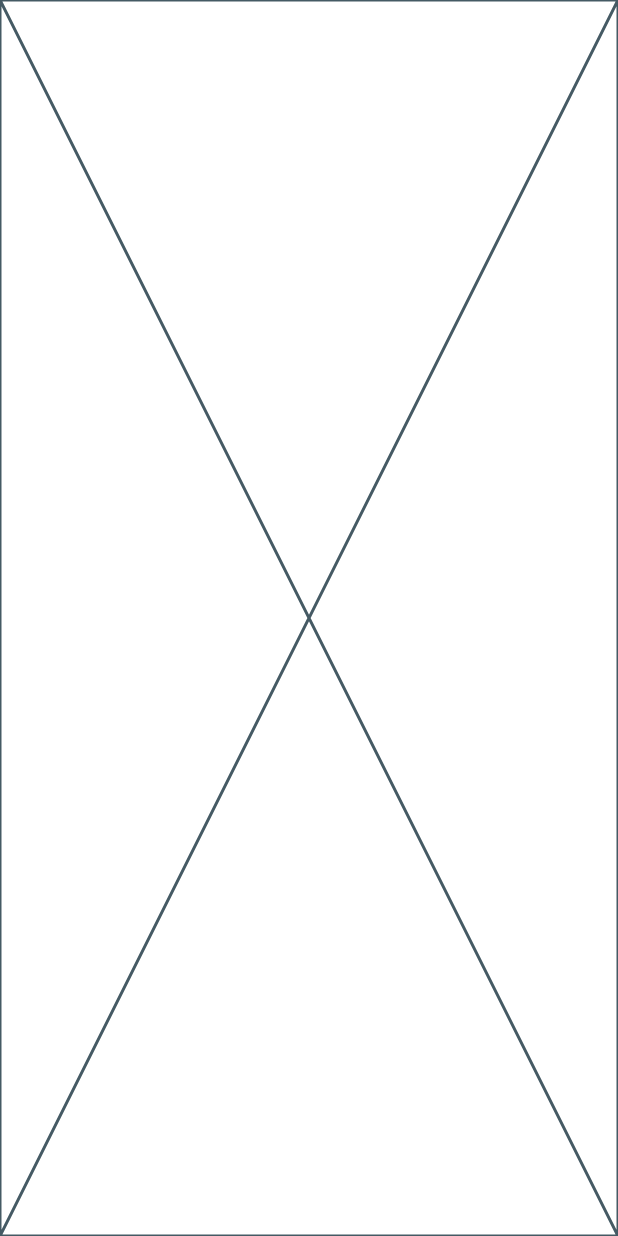
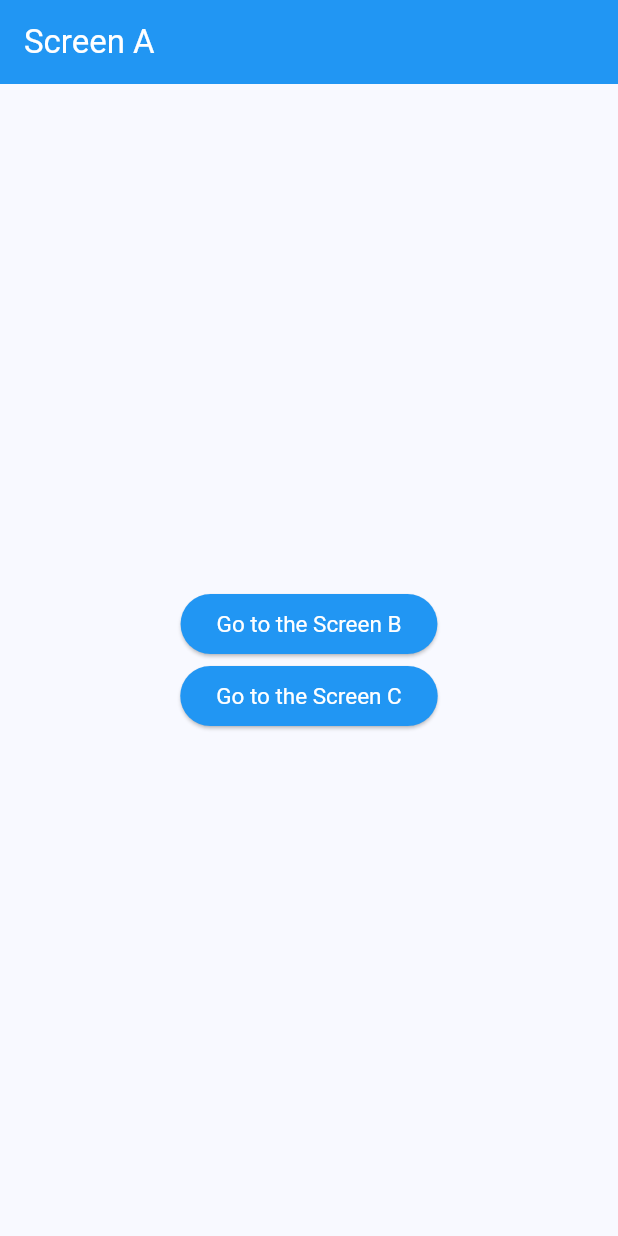
Before and after one commit to lklab/flutter-test, a Flutter app: the screen it shows after launch, on a phone screen of 412 x 824 dp. Run offline on Flutter 3.47's test engine with Material 3 defaults, Android fonts, the phone set to English and light mode, and no system bars; our stand-ins replace fluttertoast.

Commit message:
Navigator

```diff
--- /dev/null
+++ b/navigator/lib/screen_a.dart
@@ -0,0 +1,49 @@
+import 'package:flutter/material.dart';
+
+class ScreenA extends StatelessWidget {
+  const ScreenA({super.key});
+
+  @override
+  Widget build(BuildContext context) {
+    return Scaffold(
+      appBar: AppBar(
+        title: const Text('Screen A'),
+        backgroundColor: Colors.blue,
+        foregroundColor: Colors.white,
+      ),
+      body: Center(
+        child: Column(
+          mainAxisAlignment: MainAxisAlignment.center,
+          children: [
+            ElevatedButton(
+              onPressed: () {
+                Navigator.pushNamed(context, '/b');
+              },
+              style: ButtonStyle(
+                textStyle: MaterialStateProperty.all(const TextStyle(
+                  fontSize: 15,
+                )),
+                foregroundColor: MaterialStateProperty.all(Colors.white),
+                backgroundColor: MaterialStateProperty.all(Colors.blue),
+              ),
+              child: const Text('Go to the Screen B'),
+            ),
+            ElevatedButton(
+              onPressed: () {
+                Navigator.pushNamed(context, '/c');
+              },
+              style: ButtonStyle(
+                textStyle: MaterialStateProperty.all(const TextStyle(
+                  fontSize: 15,
+                )),
+                foregroundColor: MaterialStateProperty.all(Colors.white),
+                backgroundColor: MaterialStateProperty.all(Colors.blue),
+              ),
+              child: const Text('Go to the Screen C'),
+            ),
+          ],
+        ),
+      ),
+    );
+  }
+}
```
Also changed, not shown: navigator/lib/main.dart (+69 -4 lines), navigator/lib/screen_b.dart (added, +24 -0 lines), navigator/lib/screen_c.dart (added, +24 -0 lines).
